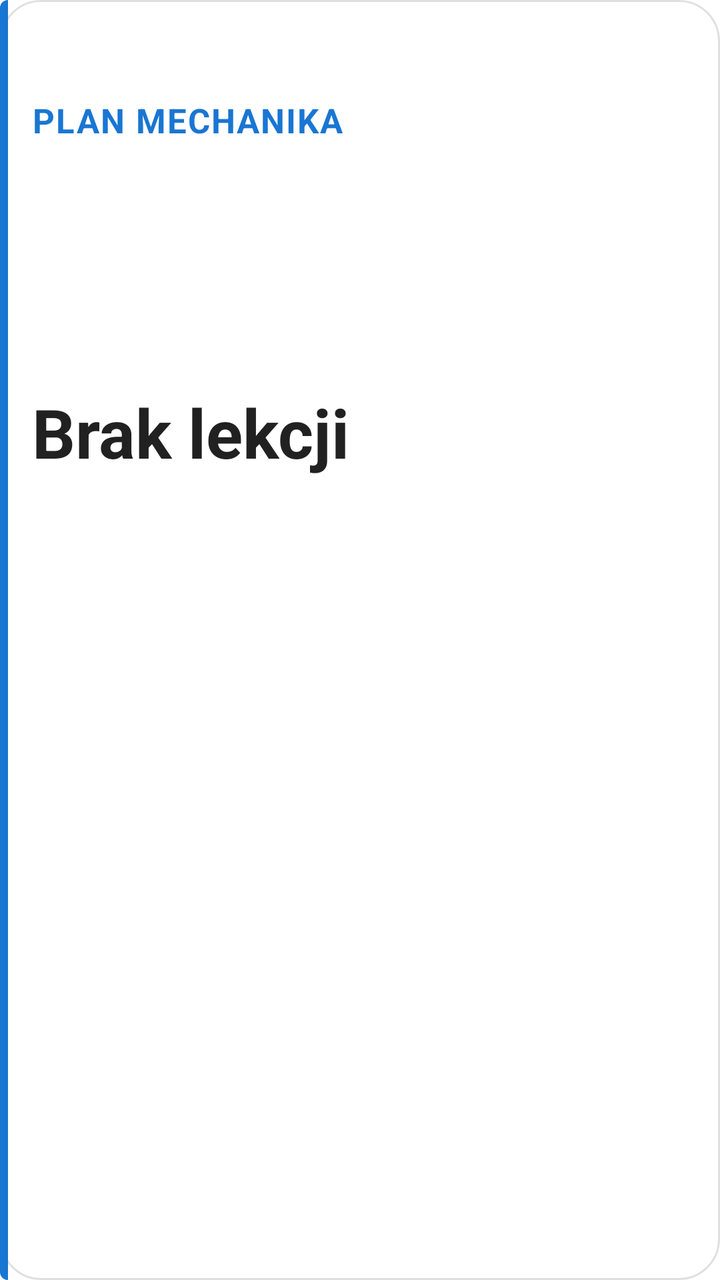
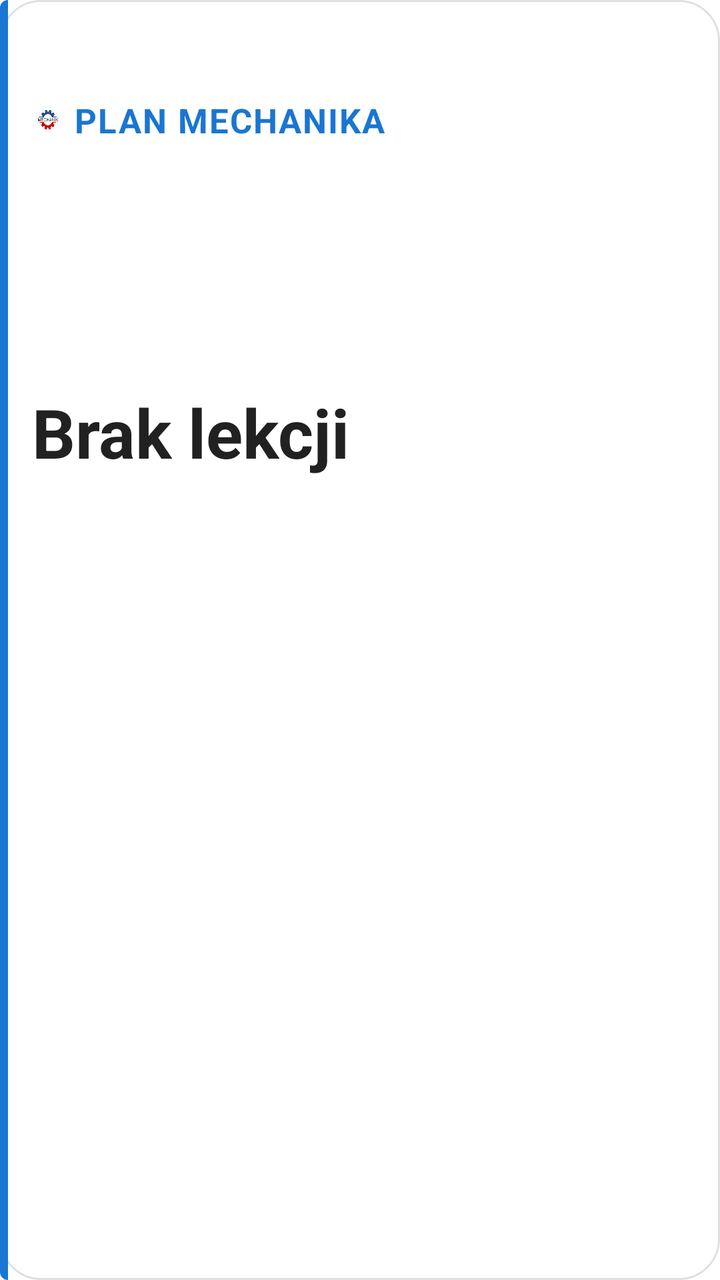

The first picture is an Android layout as it rendered before a commit; the second is the same layout after the commit. The layout source and the unified diff follow.
<!-- AndroidManifest.xml: fallback theme Theme.MaterialComponents.DayNight.NoActionBar -->
<!-- res/layout/timetable_widget_layout.xml -->
<?xml version="1.0" encoding="utf-8"?>
<LinearLayout xmlns:android="http://schemas.android.com/apk/res/android"
    android:id="@+id/widget_root"
    android:layout_width="match_parent"
    android:layout_height="match_parent"
    android:orientation="horizontal"
    android:background="@drawable/widget_background">

    
    <FrameLayout
        android:layout_width="4dp"
        android:layout_height="match_parent"
        android:background="@drawable/widget_accent_bar" />

    
    <LinearLayout
        android:layout_width="0dp"
        android:layout_height="match_parent"
        android:layout_weight="1"
        android:orientation="vertical"
        android:paddingStart="12dp"
        android:paddingEnd="14dp"
        android:paddingTop="8dp"
        android:paddingBottom="8dp">

        <TextView
            android:id="@+id/widget_status"
            android:layout_width="match_parent"
            android:layout_height="0dp"
            android:layout_weight="2"
            android:gravity="center_vertical"
            android:text="Plan Mechanika"
            android:textSize="13sp"
            android:textStyle="bold"
            android:textAllCaps="true"
            android:letterSpacing="0.04"
            android:maxLines="1"
            android:autoSizeTextType="uniform"
            android:autoSizeMinTextSize="11sp"
            android:autoSizeMaxTextSize="17sp"
            android:textColor="@color/widget_accent" />

        <TextView
            android:id="@+id/widget_subject"
            android:layout_width="match_parent"
            android:layout_height="0dp"
            android:layout_weight="4"
            android:gravity="center_vertical"
            android:text="Brak lekcji"
            android:textSize="22sp"
            android:textStyle="bold"
            android:textColor="@color/widget_subject"
            android:maxLines="2"
            android:ellipsize="end"
            android:autoSizeTextType="uniform"
            android:autoSizeMinTextSize="16sp"
            android:autoSizeMaxTextSize="34sp" />

        
        <TextView
            android:id="@+id/widget_time"
            android:layout_width="match_parent"
            android:layout_height="0dp"
            android:layout_weight="2"
            android:gravity="center_vertical"
            android:text=""
            android:textSize="14sp"
            android:textColor="@color/widget_details"
            android:maxLines="1"
            android:ellipsize="end"
            android:autoSizeTextType="uniform"
            android:autoSizeMinTextSize="12sp"
            android:autoSizeMaxTextSize="20sp" />

        <TextView
            android:id="@+id/widget_room"
            android:layout_width="match_parent"
            android:layout_height="0dp"
            android:layout_weight="2"
            android:gravity="center_vertical"
            android:text=""
            android:textSize="14sp"
            android:textColor="@color/widget_details"
            android:maxLines="1"
            android:ellipsize="end"
            android:autoSizeTextType="uniform"
            android:autoSizeMinTextSize="12sp"
            android:autoSizeMaxTextSize="20sp" />

        <TextView
            android:id="@+id/widget_class"
            android:layout_width="match_parent"
            android:layout_height="0dp"
            android:layout_weight="2"
            android:gravity="center_vertical"
            android:text=""
            android:textSize="14sp"
            android:textColor="@color/widget_details"
            android:maxLines="1"
            android:ellipsize="end"
            android:autoSizeTextType="uniform"
            android:autoSizeMinTextSize="12sp"
            android:autoSizeMaxTextSize="20sp" />

    </LinearLayout>

</LinearLayout>
<!-- resources referenced by this layout -->
<resources>
  <color name="widget_accent">#1976D2</color>
  <color name="widget_details">#FF757575</color>
  <color name="widget_subject">#FF212121</color>
  <!-- drawable widget_accent_bar (drawable) -->
  <?xml version="1.0" encoding="utf-8"?>
  <shape xmlns:android="http://schemas.android.com/apk/res/android" android:shape="rectangle">
      <solid android:color="@color/widget_accent" />
      <corners
          android:topLeftRadius="20dp"
          android:bottomLeftRadius="20dp"
          android:topRightRadius="0dp"
          android:bottomRightRadius="0dp" />
  </shape>
  <!-- drawable widget_background (drawable) -->
  <?xml version="1.0" encoding="utf-8"?>
  <shape xmlns:android="http://schemas.android.com/apk/res/android" android:shape="rectangle">
      <solid android:color="@color/widget_background" />
      <stroke android:width="1dp" android:color="@color/widget_border" />
      <corners android:radius="20dp" />
  </shape>
  <color name="widget_background">#FFFFFFFF</color>
  <color name="widget_border">#1F000000</color>
</resources>

<!-- the commit's change to res/layout/timetable_widget_layout.xml (unified diff, before → after) -->
@@ -23,22 +23,37 @@
         android:paddingTop="8dp"
         android:paddingBottom="8dp">
 
-        <TextView
-            android:id="@+id/widget_status"
+        <LinearLayout
             android:layout_width="match_parent"
             android:layout_height="0dp"
             android:layout_weight="2"
-            android:gravity="center_vertical"
-            android:text="Plan Mechanika"
-            android:textSize="13sp"
-            android:textStyle="bold"
-            android:textAllCaps="true"
-            android:letterSpacing="0.04"
-            android:maxLines="1"
-            android:autoSizeTextType="uniform"
-            android:autoSizeMinTextSize="11sp"
-            android:autoSizeMaxTextSize="17sp"
-            android:textColor="@color/widget_accent" />
+            android:orientation="horizontal"
+            android:gravity="center_vertical">
+
+            <ImageView
+                android:layout_width="16dp"
+                android:layout_height="16dp"
+                android:layout_marginEnd="5dp"
+                android:src="@mipmap/ic_launcher"
+                android:contentDescription="@null" />
+
+            <TextView
+                android:id="@+id/widget_status"
+                android:layout_width="0dp"
+                android:layout_height="match_parent"
+                android:layout_weight="1"
+                android:gravity="center_vertical"
+                android:text="Plan Mechanika"
+                android:textSize="13sp"
+                android:textStyle="bold"
+                android:textAllCaps="true"
+                android:letterSpacing="0.04"
+                android:maxLines="1"
+                android:autoSizeTextType="uniform"
+                android:autoSizeMinTextSize="11sp"
+                android:autoSizeMaxTextSize="17sp"
+                android:textColor="@color/widget_accent" />
+        </LinearLayout>
 
         <TextView
             android:id="@+id/widget_subject"
<!-- resource entries referenced after the edit -->
@@ -20,6 +20,7 @@
       <stroke android:width="1dp" android:color="@color/widget_border" />
       <corners android:radius="20dp" />
   </shape>
+  <!-- mipmap ic_launcher: png bitmap (mipmap-hdpi, 2554 bytes) -->
   <color name="widget_background">#FFFFFFFF</color>
   <color name="widget_border">#1F000000</color>
 </resources>
